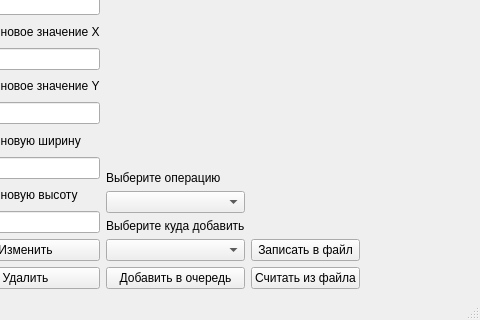
Old version of the form mainwindow.ui in the repository Timur965/Practica; both pictures show x 320 to 800 and y 480 to 800 of the 800 by 800 pixel window.
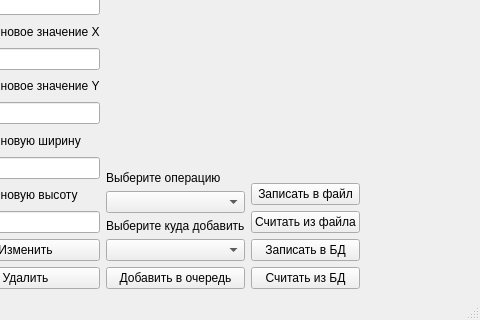
New version of the form. Icons and pictures are not drawn.

Patch:
```diff
--- a/mainwindow.ui
+++ b/mainwindow.ui
@@ -377,6 +377,20 @@
           </property>
          </widget>
         </item>
+        <item>
+         <widget class="QPushButton" name="InputDB">
+          <property name="text">
+           <string>Записать в БД</string>
+          </property>
+         </widget>
+        </item>
+        <item>
+         <widget class="QPushButton" name="OutputDB">
+          <property name="text">
+           <string>Считать из БД</string>
+          </property>
+         </widget>
+        </item>
        </layout>
       </item>
       <item>
```
Left out of the diff: 14 changed lines with no effect on the pictures.
